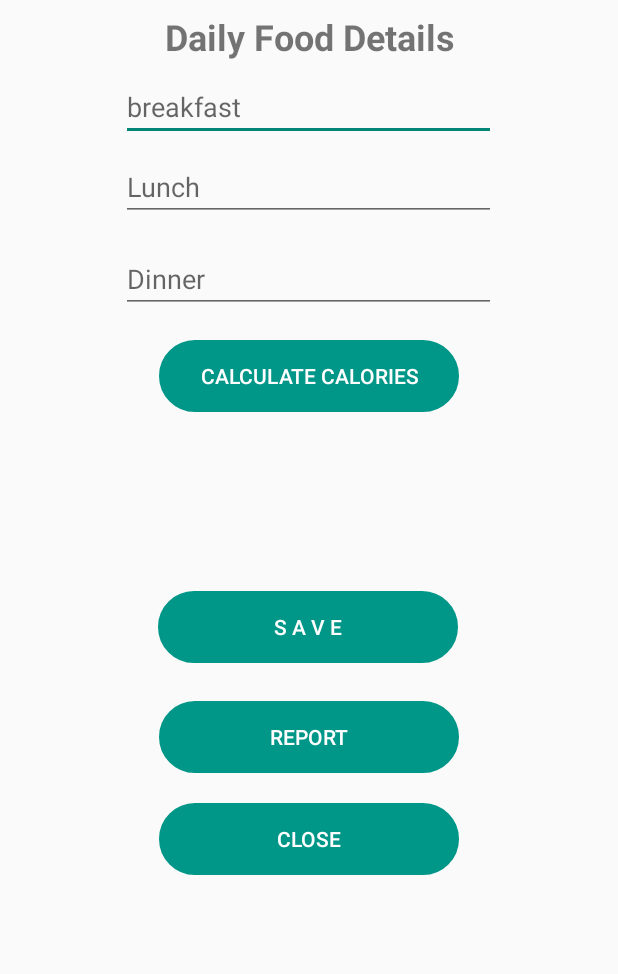
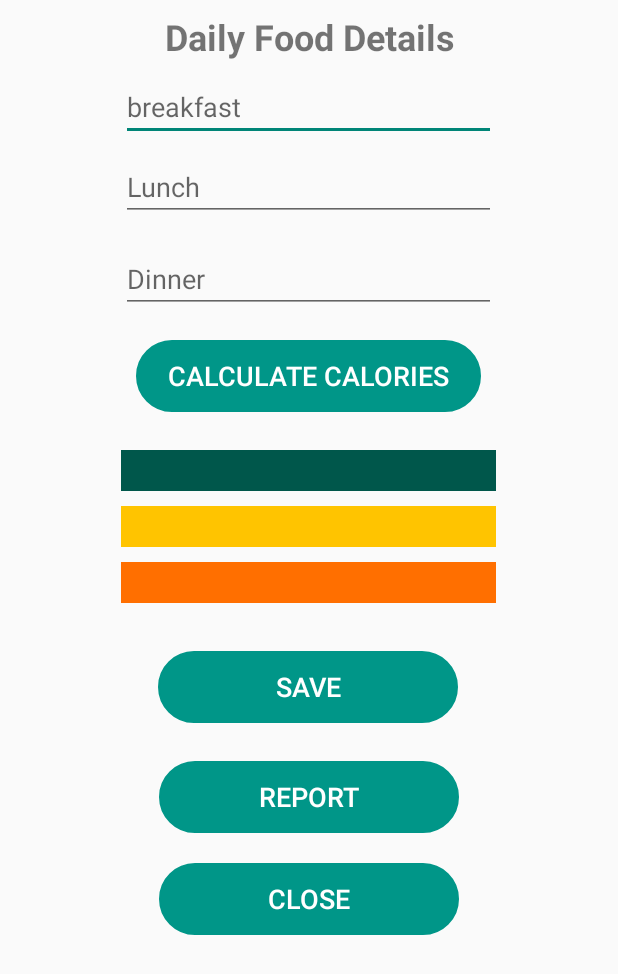
Before and after one commit to a7medelnoor/Runora-App, an Android app: the DailyActivity screen opened directly, with no data from a screen before it, on a phone screen of 412 x 824 dp. Shown: the top 974 px of the screen. Run offline under Robolectric (Android 15) with nearby library versions, the phone set to English and light mode, and no system bars.

Commit message:
change daily food details design

```diff
--- a/app/src/main/res/layout-hdpi/activity_daily.xml
+++ b/app/src/main/res/layout-hdpi/activity_daily.xml
@@ -51,7 +51,8 @@
             android:layout_marginTop="10dp"
             android:id="@+id/calculateBtn"
             style="@style/Widget.AppCompat.Button.Colored"
-            android:layout_width="200dp"
+            android:layout_width="230dp"
+            android:textSize="18sp"
             android:layout_height="wrap_content"
             android:background="@drawable/btn_shape_round"
             android:layout_gravity="center"
@@ -64,39 +65,61 @@
             android:layout_margin="25dp"
             android:orientation="vertical"
             android:layout_gravity="center">
-            <TextView
-                android:id="@+id/tvb"
+            <LinearLayout
+                android:background="@color/colorPrimaryDark"
                 android:layout_width="match_parent"
-                android:layout_height="wrap_content"
-                android:textColor="@android:color/black"
-                android:textSize="20sp"
-                android:textStyle="bold" />
+                android:layout_height="wrap_content">
+
+                <TextView
+                    android:id="@+id/tvb"
+                    android:layout_marginLeft="10dp"
+                    android:layout_width="match_parent"
+                    android:layout_height="match_parent"
+                    android:textColor="@android:color/white"
+                    android:textSize="20sp"
+                    android:textStyle="bold" />
+            </LinearLayout>
+            <LinearLayout
+                android:layout_marginTop="10dp"
+                android:background="@color/colorAmber_start"
+                android:layout_width="match_parent"
+                android:layout_height="wrap_content">
+                <TextView
+                    android:layout_marginLeft="10dp"
+                    android:id="@+id/tvl"
+                    android:layout_width="match_parent"
+                    android:layout_height="wrap_content"
+                    android:textColor="@android:color/white"
+                    android:textSize="20sp"
+                    android:textStyle="bold"/>
+            </LinearLayout>
+            <LinearLayout
+                android:layout_marginTop="10dp"
+                android:background="@color/colorAmber_end"
+                android:layout_width="match_parent"
+                android:layout_height="wrap_content">
+                <TextView
+                    android:layout_marginLeft="10dp"
+                    android:id="@+id/tvd"
+                    android:layout_width="match_parent"
+                    android:layout_height="wrap_content"
+                    android:textColor="@android:color/white"
+                    android:textSize="20sp"
+                    android:textStyle="bold"/>
+            </LinearLayout>
+
             <View
                 android:id="@+id/view0"
                 android:layout_width="match_parent"
                 android:layout_height="4dp"
                 android:background="@android:color/black"
                 android:visibility="invisible"/>
-            <TextView
-                android:id="@+id/tvl"
-                android:layout_width="match_parent"
-                android:layout_height="wrap_content"
-                android:textColor="@android:color/black"
-                android:textSize="20sp"
-                android:textStyle="bold"/>
             <View
                 android:id="@+id/view1"
                 android:layout_width="match_parent"
                 android:layout_height="4dp"
                 android:background="@android:color/black"
                 android:visibility="invisible"/>
-            <TextView
-                android:id="@+id/tvd"
-                android:layout_width="match_parent"
-                android:layout_height="wrap_content"
-                android:textColor="@android:color/black"
-                android:textSize="20sp"
-                android:textStyle="bold"/>
             <View
                 android:id="@+id/view2"
                 android:layout_width="match_parent"
@@ -104,6 +127,7 @@
                 android:background="@android:color/black"
                 android:visibility="invisible"/>
             <Button
+                android:layout_marginTop="20dp"
                 android:id="@+id/btnSave"
                 style="@style/Widget.AppCompat.Button.Colored"
                 android:layout_width="200dp"
@@ -111,7 +135,8 @@
                 android:layout_gravity="center"
                 android:background="@drawable/btn_shape_round"
                 android:onClick="onSave"
-                android:text="S A V E" />
+                android:textSize="18sp"
+                android:text="SAVE" />
         </LinearLayout>
         <LinearLayout
             android:layout_width="match_parent"
@@ -125,6 +150,7 @@
                 android:layout_height="wrap_content"
                 android:background="@drawable/btn_shape_round"
                 android:text="REPORT"
+                android:textSize="18sp"
                 android:onClick="onReport"
                 android:layout_gravity="center"/>
             <Button
@@ -135,6 +161,7 @@
                 android:layout_height="wrap_content"
                 android:background="@drawable/btn_shape_round"
                 android:text="CLOSE"
+                android:textSize="18sp"
                 android:onClick="onClose"
                 android:layout_gravity="center"/>
         </LinearLayout>
--- a/app/src/main/res/values-hdpi/colors.xml
+++ b/app/src/main/res/values-hdpi/colors.xml
@@ -9,6 +9,7 @@
     <color name="black">#FF000000</color>
     <color name="white">#FFFFFFFF</color>
     <color name="solidCircle">#AAFFFFFF</color>
+    <color name="grey">#AAA3A3A3</color>
     <color name="circleBorder">#50FFFFFF</color>
     <!-- 1st Gradient color -->
     <color name="colorPurple_start">#D500F9</color>
```
Also changed, not shown: app/src/main/java/com/runora_dev/runora/Activity/DailyActivity.java (+9 -9 lines).
